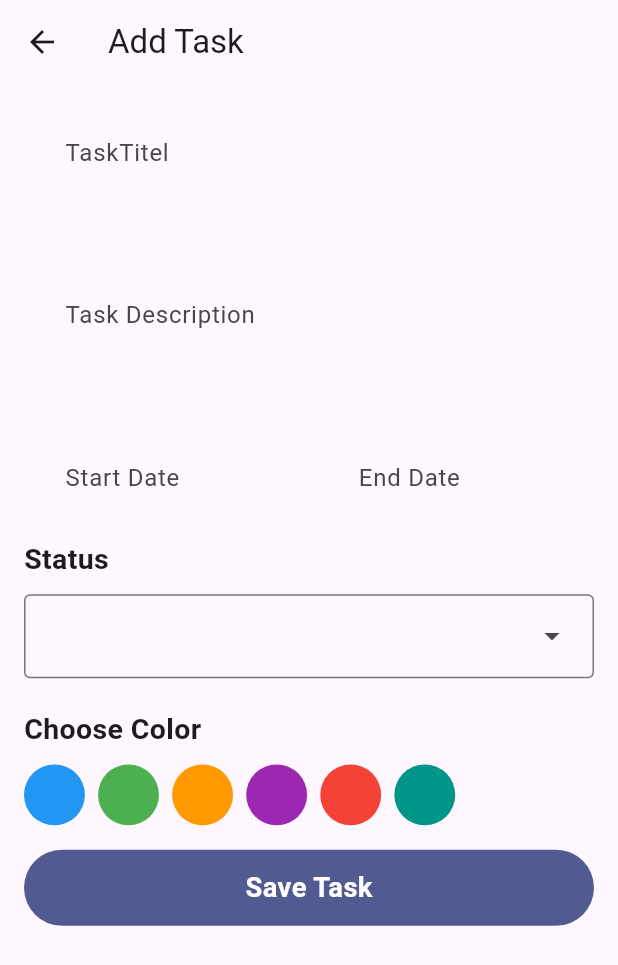
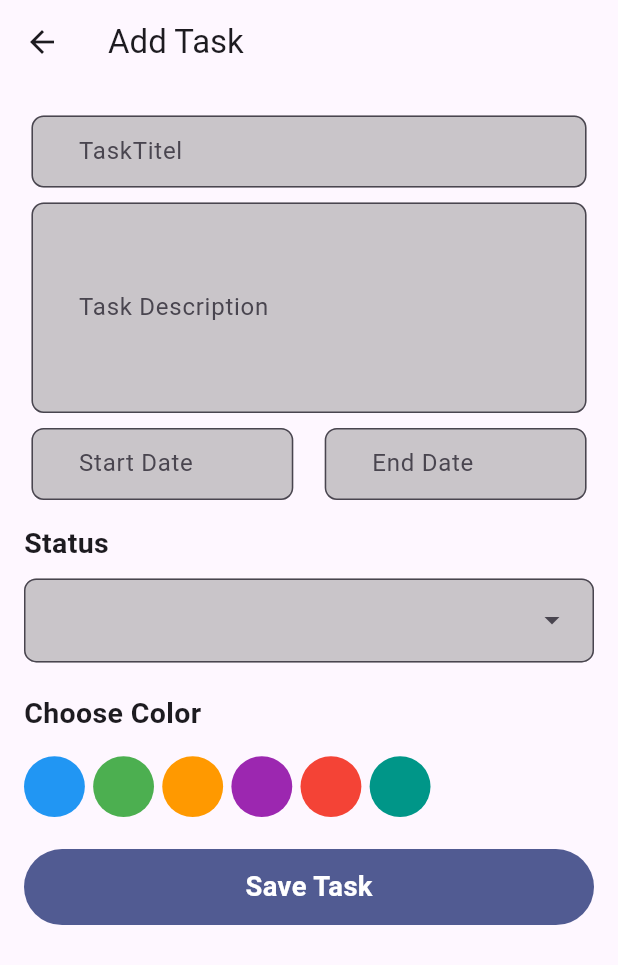
Before and after one commit to amiraymin/EraaSoft, a Flutter app: the AddTaskScreen screen opened directly, on a phone screen of 412 x 824 dp. Shown: the top 965 px of the screen. Run offline on Flutter 3.47's test engine with Material 3 defaults, Android fonts, the phone set to English and light mode, and no system bars; our stand-ins replace easy_localization, flutter_screenutil, hive, hive_flutter, image_picker, lottie; accounts and stored records are empty.

Commit message:
add task to hive

```diff
--- a/lib/core/utils/app_constants.dart
+++ b/lib/core/utils/app_constants.dart
@@ -1,4 +1,6 @@
 class AppConstants {
   static const String userBoxName = 'userBox'; // The name of the Hive box for storing user data.
-  static const String CurrentUser = 'CurrentUser'; // The key for accessing the current user in the Hive box.
+  static const String taskBoxName = 'taskBox'; // The name of the Hive box for storing task data.
+  static const String CurrentUser = 'CurrentUser';
+   // The key for accessing the current user in the Hive box.
 }
--- a/lib/core/widgets/custom_text_feild.dart
+++ b/lib/core/widgets/custom_text_feild.dart
@@ -11,7 +11,10 @@ class CustomTextField extends StatelessWidget {
   @override
   Widget build(BuildContext context) {
 
-    return TextFormField(
+    return Padding(
+      padding: const EdgeInsets.all(5.0),
+      child: TextFormField(
+
         onTap: onTap,
         readOnly: onTap != null,
         maxLines:maximimLins ,
@@ -20,9 +23,15 @@ class CustomTextField extends StatelessWidget {
           FocusScope.of(context).unfocus();
         },
         decoration: InputDecoration(
+          fillColor: const Color.fromARGB(112, 133, 133, 133),
+          filled: true,
           contentPadding: EdgeInsets.symmetric(horizontal: 25.w, vertical: 10.h),
           labelText: hintText,
-        border: InputBorder.none,
+          border: OutlineInputBorder(
+            borderRadius: BorderRadius.circular(8.r),
+            borderSide: const BorderSide(color: Colors.transparent),
+          ),
+        ),
       ),
     );
   }
--- a/lib/features/add_task/add_task_screen.dart
+++ b/lib/features/add_task/add_task_screen.dart
@@ -4,6 +4,7 @@ import 'package:apptask/gen/locale_keys.g.dart';
 import 'package:easy_localization/easy_localization.dart';
 import 'package:flutter/material.dart';
 import 'package:flutter_screenutil/flutter_screenutil.dart';
+import 'package:intl/intl.dart';
 
 class AddTaskScreen extends StatefulWidget {
   const AddTaskScreen({super.key});
@@ -13,38 +14,32 @@ class AddTaskScreen extends StatefulWidget {
 }
 
 class _AddTaskScreenState extends State<AddTaskScreen> {
+  List<Color> taskColors = [
+    Color(0xff2196F3),
+    Color(0xff4CAF50),
+    Color.fromARGB(255, 255, 153, 0),
+    Color(0xff9c27b0),
+    Color(0xffF44336),
+    Color(0xff009688),
+  ];
   final _dateController = TextEditingController();
   final _timeController = TextEditingController();
 
+  var titelController = TextEditingController();
+  var descriptionController = TextEditingController();
+  var statusController = TextEditingController();
+  var dateController = TextEditingController();
+  var timeController = TextEditingController();
+  int? selectedColorIndex; // Index of the selected color in the taskColors list
+
   @override
   void dispose() {
-    _dateController.dispose();
-    _timeController.dispose();
+    titelController.dispose();
+    descriptionController.dispose();
+    statusController.dispose();
+    dateController.dispose();
+    timeController.dispose();
     super.dispose();
-  }
-
-  Future<void> _selectDate() async {
-    final selectedDate = await showDatePicker(
-      context: context,
-      initialDate: DateTime.now(),
-      firstDate: DateTime.now(),
-      lastDate: DateTime(2070),
-    );
-
-    if (!mounted || selectedDate == null) return;
-    _dateController.text =
-        MaterialLocalizations.of(context).formatMediumDate(selectedDate);
-  }
-
-  Future<void> _selectTime() async {
-    final selectedTime = await showTimePicker(
-      context: context,
-      initialTime: TimeOfDay.now(),
-    );
-
-    if (!mounted || selectedTime == null) return;
-    _timeController.text =
-        MaterialLocalizations.of(context).formatTimeOfDay(selectedTime);
   }
 
   @override
@@ -65,10 +60,12 @@ class _AddTaskScreenState extends State<AddTaskScreen> {
           crossAxisAlignment: CrossAxisAlignment.start,
           children: [
             CustomTextField(
+              controller: titelController,
               maximimLins: 1,
               hintText: LocaleKeys.TaskTitel.tr(),
             ),
             CustomTextField(
+              controller: descriptionController,
               maximimLins: 5,
               hintText: LocaleKeys.Taskdescription.tr(),
             ),
@@ -76,25 +73,62 @@ class _AddTaskScreenState extends State<AddTaskScreen> {
               children: [
                 Expanded(
                   child: CustomTextField(
-                    controller: _dateController,
-                    onTap: _selectDate,
+                    controller: dateController,
+                    onTap: () {
+                      showDatePicker(
+                        context: context,
+                        initialDate: DateTime.now(),
+                        firstDate: DateTime(2026),
+                        lastDate: DateTime(2100),
+                      ).then((selectedDate) {
+                        if (selectedDate != null) {
+                          setState(() {
+                            dateController.text = DateFormat.yMEd().format(
+                              selectedDate,
+                            );
+                          });
+                        }
+                      });
+                    },
                     hintText: LocaleKeys.StartDate.tr(),
                   ),
                 ),
                 10.horizontalSpace,
                 Expanded(
                   child: CustomTextField(
-                    controller: _timeController,
-                    onTap: _selectTime,
+                    controller: timeController,
+                    onTap: () {
+                      showTimePicker(
+                        context: context,
+                        initialTime: TimeOfDay.now(),
+                      ).then((value) {
+                        timeController.text = value?.format(context) ?? '';
+                      });
+                    },
                     hintText: LocaleKeys.EndDate.tr(),
                   ),
                 ),
               ],
             ),
             10.verticalSpace,
-             Text(LocaleKeys.Status.tr(), style: TextStyle(fontSize: 19,fontWeight: FontWeight.bold)),
+            Text(
+              LocaleKeys.Status.tr(),
+              style: TextStyle(fontSize: 19, fontWeight: FontWeight.bold),
+            ),
             10.verticalSpace,
             DropdownMenu(
+              inputDecorationTheme: InputDecorationTheme(
+                fillColor: const Color.fromARGB(112, 133, 133, 133),
+                filled: true,
+                contentPadding: EdgeInsets.symmetric(
+                  horizontal: 25.w,
+                  vertical: 10.h,
+                ),
+                border: OutlineInputBorder(
+                  borderRadius: BorderRadius.circular(8.r),
+                  borderSide: const BorderSide(color: Colors.transparent),
+                ),
+              ),
               width: double.infinity,
               dropdownMenuEntries: [
                 DropdownMenuEntry(
@@ -115,44 +149,34 @@ class _AddTaskScreenState extends State<AddTaskScreen> {
               ],
             ),
             20.verticalSpace,
-            Text(LocaleKeys.ChoseColor.tr(), style: TextStyle(fontSize: 19,fontWeight: FontWeight.bold)),
+            Text(
+              LocaleKeys.ChoseColor.tr(),
+              style: TextStyle(fontSize: 19, fontWeight: FontWeight.bold),
+            ),
             10.verticalSpace,
-            Row(
-              mainAxisAlignment: MainAxisAlignment.start,
-
-              children: [
-                CircleAvatar(
-                  backgroundColor: const Color(0xff2196F3),
-                  radius: 20.r,
-                ),
-                8.horizontalSpace,
-                   CircleAvatar(
-                  backgroundColor: const Color(0xff4CAF50),
-                  radius: 20.r,
-                ),
-                8.horizontalSpace,
-                   CircleAvatar(
-                  backgroundColor: const Color.fromARGB(255, 255, 153, 0),
-                  radius: 20.r,
-                ),
-                8.horizontalSpace,
-                   CircleAvatar(
-                  backgroundColor: const Color(0xff9c27b0),
-                  radius: 20.r,
-                ),
-                8.horizontalSpace,
-                   CircleAvatar(
-                  backgroundColor: const Color(0xffF44336),
-                  radius: 20.r,
-                ),
-                8.horizontalSpace,
-                   CircleAvatar(
-                  backgroundColor: const Color(0xff009688),
-                  radius: 20.r,
-                ),
-
-
-              ],
+            SizedBox(
+              height: 50.h,
+              child: ListView.separated(
+                scrollDirection: Axis.horizontal,
+                itemCount: taskColors.length,
+                itemBuilder: (context, index) {
+                  return InkWell(
+                    onTap: () {
+                      setState(() {
+                        selectedColorIndex = index; // Update the selected color index
+                      });
+                    },
+                    child: CircleAvatar(
+                      radius: 20.r,
+                      backgroundColor: taskColors[index],
+                      child: selectedColorIndex == index
+                          ? Icon(Icons.check, color: Colors.white)
+                          : null,
+                    ),
+                  );
+                },
+                separatorBuilder: (context, index) => 5.horizontalSpace,
+              ),
             ),
             MainBottom(
               titel: LocaleKeys.SaveTask.tr(),
--- a/lib/main.dart
+++ b/lib/main.dart
@@ -1,3 +1,4 @@
+import 'package:apptask/core/models/task_model.dart';
 import 'package:apptask/core/utils/app_constants.dart';
 import 'package:apptask/features/login/data/user_model.dart';
 import 'package:apptask/my_app.dart'; // Imports the app's root widget from the MyApp file.
@@ -22,7 +23,9 @@ void main() async {
   */
   await EasyLocalization.ensureInitialized(); // Loads the localization settings before the app runs.*/
   await Hive.initFlutter(); // Initializes Hive for Flutter, allowing it to store data locally on the device.*/
+  Hive.registerAdapter(TaskModelAdapter()); // Registers the TaskModel adapter so Hive knows how to store and retrieve TaskModel objects.
   Hive.registerAdapter(UserModelAdapter()); // Registers the UserModel adapter so Hive knows how to store and retrieve UserModel objects.
+  await Hive.openBox<TaskModel>(AppConstants.taskBoxName); // Opens a Hive box named 'taskBox' for storing TaskModel instances.
   await Hive.openBox<UserModel>(AppConstants.userBoxName); // Opens a Hive box named 'userBox' for storing UserModel instances.
   runApp(
     EasyLocalization(
```
Also changed, not shown: lib/core/models/task_model.dart (added, +33 -0 lines), lib/core/models/task_model.g.dart (added). Lines whose indentation alone changed are shown as unchanged.
